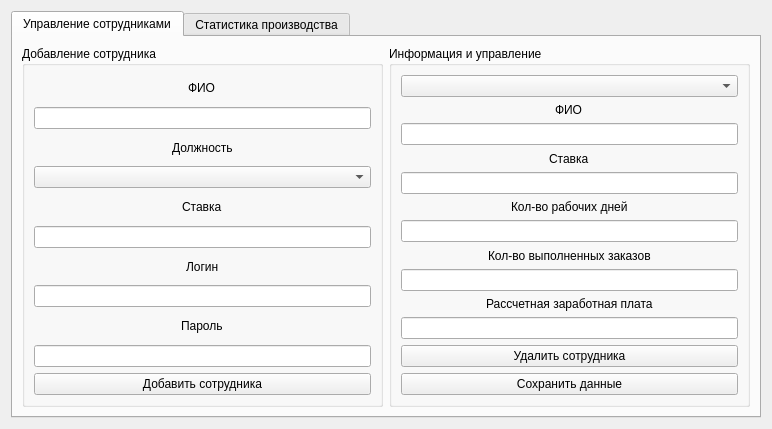
JustEngineerLGTM/PPS2, file administrator.ui: the form before one commit.
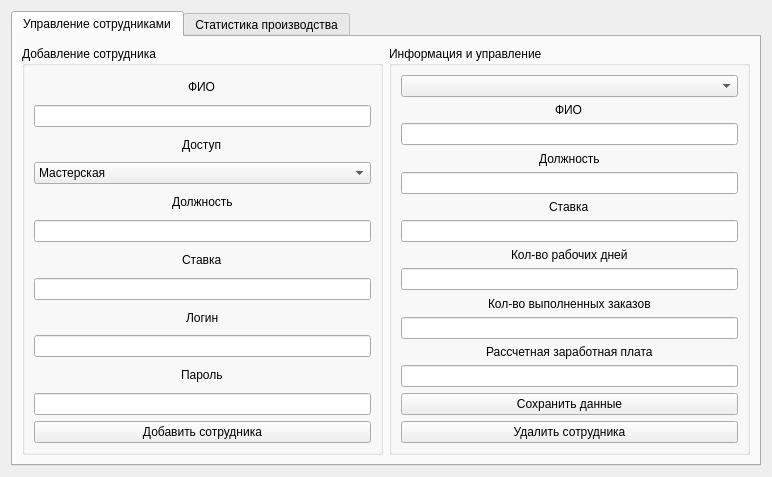
The form after the commit.

Commit message: Staff add feature

What changed in the file:
```diff
--- a/administrator.ui
+++ b/administrator.ui
@@ -24,92 +24,6 @@
        <string>Управление сотрудниками</string>
       </attribute>
       <layout class="QGridLayout" name="gridLayout_3">
-       <item row="0" column="0">
-        <widget class="QGroupBox" name="staffAdd">
-         <property name="title">
-          <string>Добавление сотрудника</string>
-         </property>
-         <layout class="QGridLayout" name="gridLayout_2">
-          <item row="2" column="0">
-           <layout class="QVBoxLayout" name="verticalLayout_13">
-            <item alignment="Qt::AlignHCenter">
-             <widget class="QLabel" name="label_10">
-              <property name="text">
-               <string>Ставка</string>
-              </property>
-             </widget>
-            </item>
-            <item>
-             <widget class="QLineEdit" name="lineEditStaffSalaryAdd"/>
-            </item>
-           </layout>
-          </item>
-          <item row="4" column="0">
-           <layout class="QVBoxLayout" name="verticalLayout_15">
-            <item alignment="Qt::AlignHCenter">
-             <widget class="QLabel" name="label_12">
-              <property name="text">
-               <string>Пароль</string>
-              </property>
-             </widget>
-            </item>
-            <item>
-             <widget class="QLineEdit" name="lineEditStaffPassword"/>
-            </item>
-           </layout>
-          </item>
-          <item row="3" column="0">
-           <layout class="QVBoxLayout" name="verticalLayout_14">
-            <item alignment="Qt::AlignHCenter">
-             <widget class="QLabel" name="label_11">
-              <property name="text">
-               <string>Логин</string>
-              </property>
-             </widget>
-            </item>
-            <item>
-             <widget class="QLineEdit" name="lineEditStaffLogin"/>
-            </item>
-           </layout>
-          </item>
-          <item row="6" column="0">
-           <widget class="QPushButton" name="pushButtonAddStaff">
-            <property name="text">
-             <string>Добавить сотрудника</string>
-            </property>
-           </widget>
-          </item>
-          <item row="0" column="0">
-           <layout class="QVBoxLayout" name="verticalLayout_12">
-            <item alignment="Qt::AlignHCenter">
-             <widget class="QLabel" name="label_9">
-              <property name="text">
-               <string>ФИО</string>
-              </property>
-             </widget>
-            </item>
-            <item>
-             <widget class="QLineEdit" name="lineEditStaffName"/>
-            </item>
-           </layout>
-          </item>
-          <item row="1" column="0">
-           <layout class="QVBoxLayout" name="verticalLayout_16">
-            <item alignment="Qt::AlignHCenter">
-             <widget class="QLabel" name="label_13">
-              <property name="text">
-               <string>Должность</string>
-              </property>
-             </widget>
-            </item>
-            <item>
-             <widget class="QComboBox" name="comboBoxStaffJob"/>
-            </item>
-           </layout>
-          </item>
-         </layout>
-        </widget>
-       </item>
        <item row="0" column="1">
         <widget class="QGroupBox" name="staffControl">
          <property name="title">
@@ -130,7 +44,42 @@
             </item>
            </layout>
           </item>
+          <item row="0" column="0">
+           <widget class="QComboBox" name="comboBox_StaffSelected"/>
+          </item>
+          <item row="8" column="0">
+           <layout class="QVBoxLayout" name="verticalLayout_7">
+            <item>
+             <widget class="QPushButton" name="pushButton_SaveStaff">
+              <property name="text">
+               <string>Сохранить данные</string>
+              </property>
+             </widget>
+            </item>
+            <item>
+             <widget class="QPushButton" name="pushButton_RemoveStaff">
+              <property name="text">
+               <string>Удалить сотрудника</string>
+              </property>
+             </widget>
+            </item>
+           </layout>
+          </item>
           <item row="2" column="0">
+           <layout class="QVBoxLayout" name="verticalLayout_6">
+            <item alignment="Qt::AlignHCenter">
+             <widget class="QLabel" name="label_StafJobInfo">
+              <property name="text">
+               <string>Должность</string>
+              </property>
+             </widget>
+            </item>
+            <item>
+             <widget class="QLineEdit" name="lineEdit_StaffJobInfo"/>
+            </item>
+           </layout>
+          </item>
+          <item row="1" column="0">
            <layout class="QVBoxLayout" name="verticalLayout">
             <item alignment="Qt::AlignHCenter">
              <widget class="QLabel" name="label">
@@ -144,7 +93,21 @@
             </item>
            </layout>
           </item>
-          <item row="4" column="0">
+          <item row="7" column="0">
+           <layout class="QVBoxLayout" name="verticalLayout_5">
+            <item alignment="Qt::AlignHCenter">
+             <widget class="QLabel" name="label_5">
+              <property name="text">
+               <string>Рассчетная заработная плата</string>
+              </property>
+             </widget>
+            </item>
+            <item>
+             <widget class="QLineEdit" name="lineEdit_SalarySum"/>
+            </item>
+           </layout>
+          </item>
+          <item row="5" column="0">
            <layout class="QVBoxLayout" name="verticalLayout_3">
             <item alignment="Qt::AlignHCenter">
              <widget class="QLabel" name="label_3">
@@ -158,10 +121,7 @@
             </item>
            </layout>
           </item>
-          <item row="0" column="0">
-           <widget class="QComboBox" name="comboBox_StaffSelected"/>
-          </item>
-          <item row="5" column="0">
+          <item row="6" column="0">
            <layout class="QVBoxLayout" name="verticalLayout_4">
             <item alignment="Qt::AlignHCenter">
              <widget class="QLabel" name="label_4">
@@ -175,37 +135,116 @@
             </item>
            </layout>
           </item>
+         </layout>
+        </widget>
+       </item>
+       <item row="0" column="0">
+        <widget class="QGroupBox" name="staffAdd">
+         <property name="title">
+          <string>Добавление сотрудника</string>
+         </property>
+         <layout class="QGridLayout" name="gridLayout_2">
+          <item row="0" column="0">
+           <layout class="QVBoxLayout" name="verticalLayout_12">
+            <item alignment="Qt::AlignHCenter">
+             <widget class="QLabel" name="label_StaffNameAdd">
+              <property name="text">
+               <string>ФИО</string>
+              </property>
+             </widget>
+            </item>
+            <item>
+             <widget class="QLineEdit" name="lineEditStaffName"/>
+            </item>
+           </layout>
+          </item>
+          <item row="1" column="0">
+           <layout class="QVBoxLayout" name="verticalLayout_16">
+            <item alignment="Qt::AlignHCenter">
+             <widget class="QLabel" name="label_StaffJobAdd_2">
+              <property name="text">
+               <string>Доступ</string>
+              </property>
+             </widget>
+            </item>
+            <item>
+             <widget class="QComboBox" name="comboBox_StaffRole">
+              <item>
+               <property name="text">
+                <string>Мастерская</string>
+               </property>
+              </item>
+              <item>
+               <property name="text">
+                <string>Администрация</string>
+               </property>
+              </item>
+             </widget>
+            </item>
+           </layout>
+          </item>
+          <item row="2" column="0">
+           <layout class="QVBoxLayout" name="verticalLayout_8">
+            <item alignment="Qt::AlignHCenter">
+             <widget class="QLabel" name="label_StaffJobAdd">
+              <property name="text">
+               <string>Должность</string>
+              </property>
+             </widget>
+            </item>
+            <item>
+             <widget class="QLineEdit" name="lineEdit_StaffJobAdd"/>
+            </item>
+           </layout>
+          </item>
+          <item row="3" column="0">
+           <layout class="QVBoxLayout" name="verticalLayout_13">
+            <item alignment="Qt::AlignHCenter">
+             <widget class="QLabel" name="label_10">
+              <property name="text">
+               <string>Ставка</string>
+              </property>
+             </widget>
+            </item>
+            <item>
+             <widget class="QLineEdit" name="lineEditStaffSalaryAdd"/>
+            </item>
+           </layout>
+          </item>
+          <item row="4" column="0">
+           <layout class="QVBoxLayout" name="verticalLayout_14">
+            <item alignment="Qt::AlignHCenter">
+             <widget class="QLabel" name="label_11">
+              <property name="text">
+               <string>Логин</string>
+              </property>
+             </widget>
+            </item>
+            <item>
+             <widget class="QLineEdit" name="lineEditStaffLogin"/>
+            </item>
+           </layout>
+          </item>
+          <item row="5" column="0">
+           <layout class="QVBoxLayout" name="verticalLayout_15">
+            <item alignment="Qt::AlignHCenter">
+             <widget class="QLabel" name="label_12">
+              <property name="text">
+               <string>Пароль</string>
+              </property>
+             </widget>
+            </item>
+            <item>
+             <widget class="QLineEdit" name="lineEditStaffPassword"/>
+            </item>
+           </layout>
+          </item>
           <item row="6" column="0">
-           <layout class="QVBoxLayout" name="verticalLayout_5">
-            <item alignment="Qt::AlignHCenter">
-             <widget class="QLabel" name="label_5">
-              <property name="text">
-               <string>Рассчетная заработная плата</string>
-              </property>
-             </widget>
-            </item>
-            <item>
-             <widget class="QLineEdit" name="lineEdit_SalarySum"/>
-            </item>
-           </layout>
-          </item>
-          <item row="7" column="0">
-           <layout class="QVBoxLayout" name="verticalLayout_7">
-            <item>
-             <widget class="QPushButton" name="pushButton_RemoveStaff">
-              <property name="text">
-               <string>Удалить сотрудника</string>
-              </property>
-             </widget>
-            </item>
-            <item>
-             <widget class="QPushButton" name="pushButton_SaveStaff">
-              <property name="text">
-               <string>Сохранить данные</string>
-              </property>
-             </widget>
-            </item>
-           </layout>
+           <widget class="QPushButton" name="pushButtonAddStaff">
+            <property name="text">
+             <string>Добавить сотрудника</string>
+            </property>
+           </widget>
           </item>
          </layout>
         </widget>
```
The commit also changes 8 other files.
